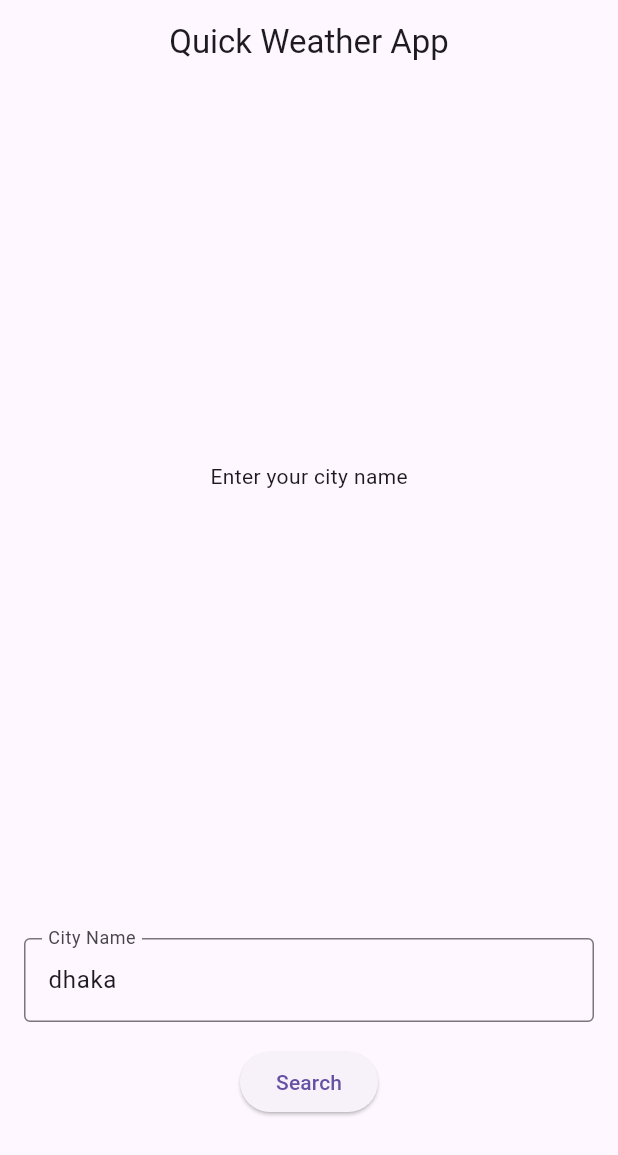
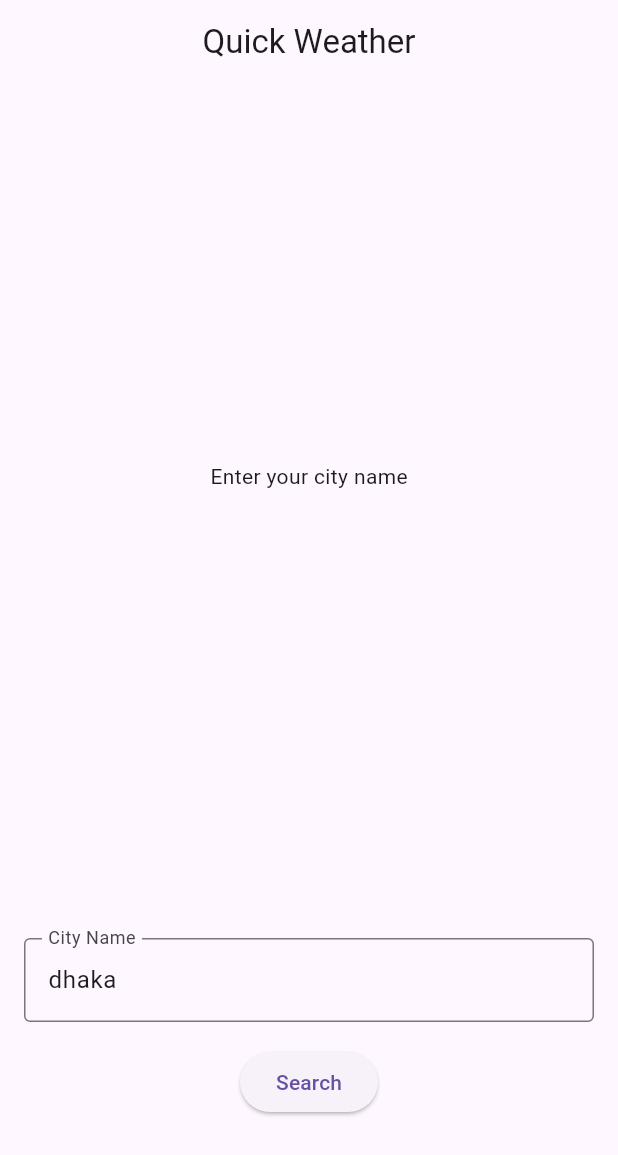
Before and after one commit to itsTowhid/quick_weather_app, a Flutter app: the screen it shows after launch, on a phone screen of 412 x 824 dp. Shown: the top 1155 px of the screen. Run offline on Flutter 3.47's test engine with Material 3 defaults, Android fonts, the phone set to English and light mode, and no system bars; our stand-ins replace connectivity_plus, dio, flutter_dotenv, get, pretty_dio_logger.

Commit message:
home view refactored according to needs

```diff
--- a/lib/app/modules/home/views/home_view.dart
+++ b/lib/app/modules/home/views/home_view.dart
@@ -1,7 +1,7 @@
 import 'package:flutter/material.dart';
 import 'package:get/get.dart';
-
-import '../controllers/home_controller.dart';
+import 'package:quick_weather_app/app/modules/home/controllers/home_controller.dart';
+import 'package:quick_weather_app/app/modules/home/model/weather_data.dart';
 
 class HomeView extends GetView<HomeController> {
   const HomeView({super.key});
@@ -9,27 +9,34 @@ class HomeView extends GetView<HomeController> {
   @override
   Widget build(BuildContext context) {
     return Scaffold(
-      appBar: AppBar(title: const Text('Quick Weather App'), centerTitle: true),
+      appBar: AppBar(title: const Text('Quick Weather'), centerTitle: true),
       body: Padding(
         padding: const EdgeInsets.all(16.0),
         child: Column(
           children: [
-            Expanded(
-              flex: 2,
-              child: Center(
+            Expanded(flex: 2, child: buildOutputSection(context)),
+            Expanded(flex: 1, child: buildInputSection()),
+          ],
+        ),
+      ),
+    );
+  }
+
+  Widget buildOutputSection(BuildContext context) {
+    return Center(
       child: controller.obx(
-                  (state) => buildWeatherDataView(state),
+        (state) => buildDataView(context, state),
         onEmpty: const Text('Enter your city name'),
         onError: (error) => Text(
           error ?? 'Something went wrong',
           textAlign: TextAlign.center,
         ),
       ),
-              ),
-            ),
-            Expanded(
-              flex: 1,
-              child: Column(
+    );
+  }
+
+  Widget buildInputSection() {
+    return Column(
       mainAxisAlignment: MainAxisAlignment.center,
       children: [
         TextField(
@@ -42,41 +49,28 @@ class HomeView extends GetView<HomeController> {
         ),
         const SizedBox(height: 16),
         Obx(
-                    () => controller.isLoading.value
-                        ? const CircularProgressIndicator()
-                        : ElevatedButton(
-                            onPressed: controller.searchWeather,
+          () => ElevatedButton(
+            onPressed:
+                controller.isLoading.value ? null : controller.searchWeather,
             child: const Text('Search'),
           ),
         ),
       ],
-              ),
-            ),
-          ],
-        ),
-      ),
     );
   }
 
-  Column buildWeatherDataView(Map<String, dynamic>? state) {
+  Widget buildDataView(BuildContext context, WeatherData? w) {
+    final tt = Theme.of(context).textTheme;
     return Column(
       mainAxisAlignment: MainAxisAlignment.center,
       children: [
         Text(
-          state?['name'],
-          style: const TextStyle(fontSize: 24, fontWeight: FontWeight.bold),
+          w?.city ?? '',
+          style: tt.titleLarge?.copyWith(fontWeight: FontWeight.bold),
         ),
-        Text(
-          '${(state?['main']['temp'] - 273.15).toStringAsFixed(2)} °C',
-          style: const TextStyle(fontSize: 20),
-        ),
-        Text(
-          state?['weather'][0]['description'],
-          style: const TextStyle(fontSize: 20),
-        ),
-        Image.network(
-          'http://openweathermap.org/img/w/${state?['weather'][0]['icon']}.png',
-        ),
+        Text(w?.temp ?? '', style: tt.titleMedium),
+        Text(w?.condition ?? '', style: tt.titleMedium),
+        Image.network(w?.icon ?? ''),
       ],
     );
   }
```
Lines whose indentation alone changed are shown as unchanged.
